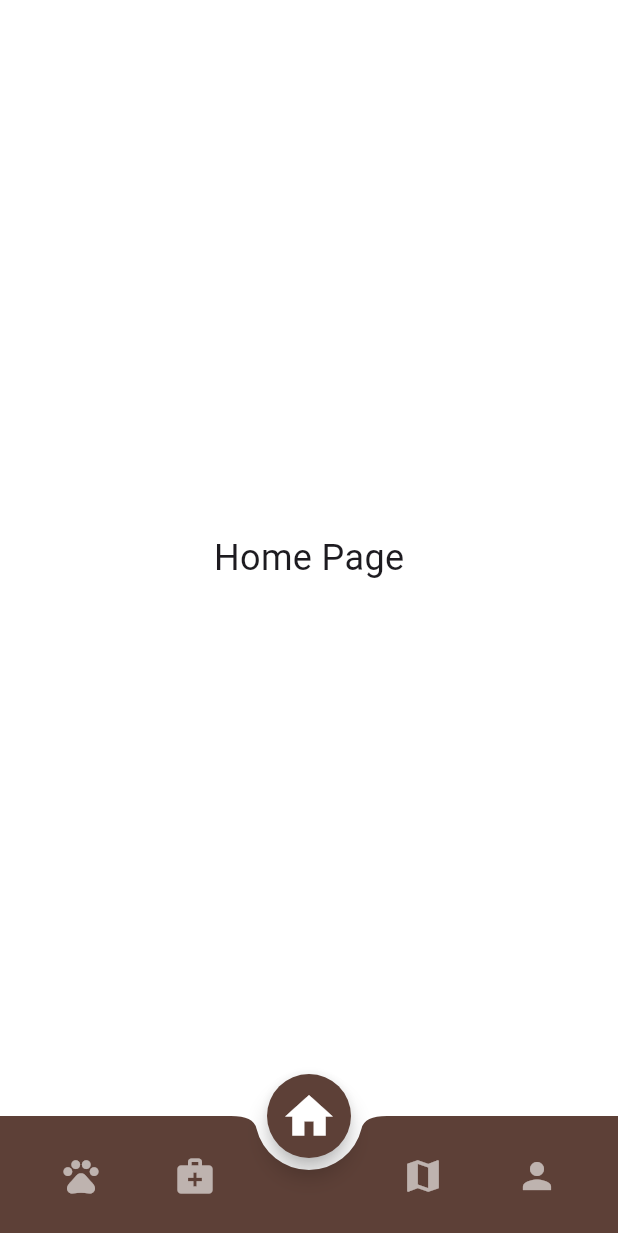
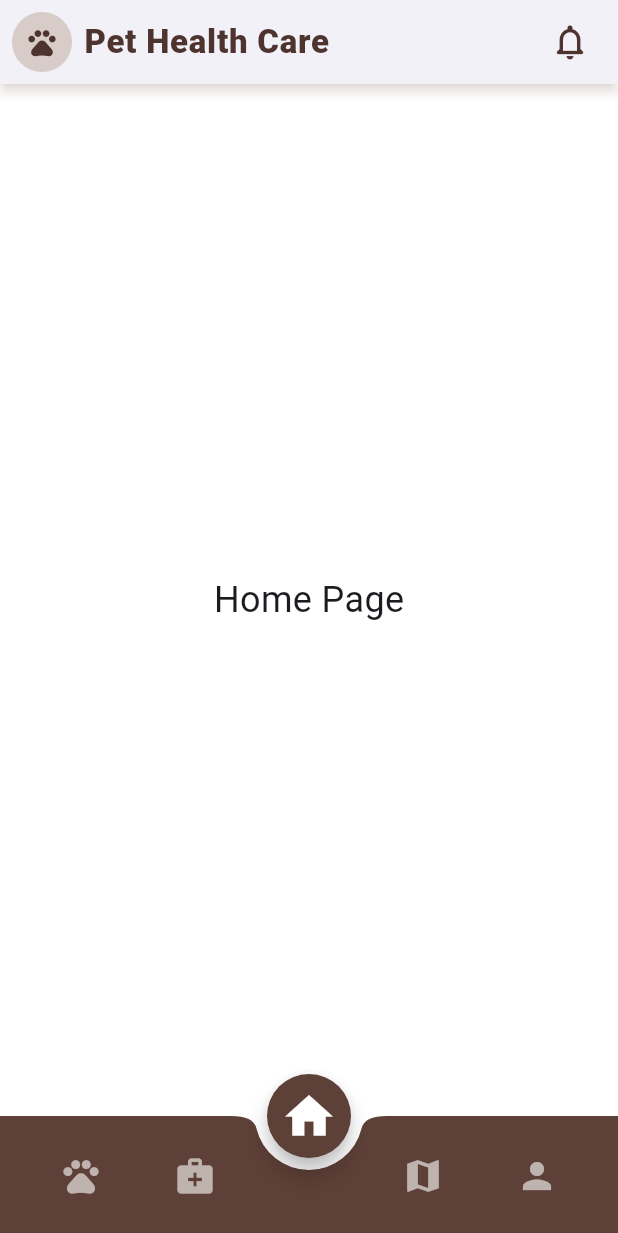
Before and after one commit to cceline0424-lgtm/petcare_asgm, a Flutter app: the screen it shows after launch, after a tap on the "home" icon, on a phone screen of 412 x 824 dp. Shown: the top 1233 px of the screen. Run offline on Flutter 3.47's test engine with Material 3 defaults, Android fonts, the phone set to English and light mode, and no system bars.

Commit message:
main dart

```diff
--- a/lib/main.dart
+++ b/lib/main.dart
@@ -1,16 +1,16 @@
 import 'package:flutter/material.dart';
 
 void main() {
-  runApp(const UPetApp());
+  runApp(const PetHealthCareApp());
 }
 
-class UPetApp extends StatelessWidget {
-  const UPetApp({super.key});
+class PetHealthCareApp extends StatelessWidget {
+  const PetHealthCareApp({super.key});
 
   @override
   Widget build(BuildContext context) {
     return MaterialApp(
-      title: 'U Pet',
+      title: 'Pet Health Care', // Updated App Name
       debugShowCheckedModeBanner: false,
       theme: ThemeData(
         primarySwatch: Colors.brown,
@@ -41,16 +41,70 @@ class _MainNavigationScreenState extends State<MainNavigationScreen> {
 
   @override
   Widget build(BuildContext context) {
-    // Check if the home button is currently the active page
     bool isHomeSelected = _currentIndex == 2;
 
     return Scaffold(
+      // ==========================================
+      // REDESIGNED TOP BANNER (APP BAR)
+      // ==========================================
+      appBar: AppBar(
+        backgroundColor: Colors.white,
+        elevation: 3, // Gives a modern, soft drop shadow instead of a hard line
+        shadowColor: Colors.brown.withOpacity(0.3), // Softens the shadow color
+
+        // 1. Stylized Left Icon (Leading)
+        leading: Padding(
+          padding: const EdgeInsets.all(8.0),
+          child: Container(
+            decoration: BoxDecoration(
+              color: Colors.brown[100], // Soft background circle
+              shape: BoxShape.circle,
+            ),
+            child: Icon(
+              Icons.pets,
+              color: Colors.brown[800],
+              size: 22,
+            ),
+          ),
+        ),
+        titleSpacing: 0, // Pulls the title closer to the logo
+
+        // 2. The Center Text (Title) - Updated Name
+        title: Text(
+          'Pet Health Care',
+          style: TextStyle(
+            color: Colors.brown[800],
+            fontSize: 22,
+            fontWeight: FontWeight.w800, // Bolder, cleaner font weight
+            letterSpacing: 0.5,
+          ),
+        ),
+
+        // 3. The Right Icon (Actions) - Added a functional notification bell
+        actions: [
+          Padding(
+            padding: const EdgeInsets.only(right: 8.0),
+            child: IconButton(
+              icon: Icon(
+                Icons.notifications_none_rounded,
+                color: Colors.brown[800],
+                size: 28,
+              ),
+              onPressed: () {
+                // Future feature: Open notifications
+              },
+            ),
+          ),
+        ],
+      ),
+      // ==========================================
+      // END OF APP BAR
+      // ==========================================
+
       body: _pages[_currentIndex],
 
-      // The Floating Action Button (Your Home Button)
       floatingActionButton: FloatingActionButton(
         backgroundColor: Colors.brown[700],
-        // Adds a shadow when selected to make it "pop" out, flat when not selected
         elevation: isHomeSelected ? 6 : 0,
         shape: const CircleBorder(),
         onPressed: () {
@@ -60,9 +114,7 @@ class _MainNavigationScreenState extends State<MainNavigationScreen> {
         },
         child: Icon(
           Icons.home,
-          // Icon becomes larger when selected, smaller when clicking other pages
           size: isHomeSelected ? 38 : 30,
-          // Solid light white when selected, faded white when unselected
           color: isHomeSelected ? Colors.white : Colors.white54,
         ),
       ),
@@ -81,7 +133,7 @@ class _MainNavigationScreenState extends State<MainNavigationScreen> {
               IconButton(
                 icon: Icon(
                   Icons.pets,
-                  size: _currentIndex == 0 ? 32 : 28, // Slight size bump for obvious interaction
+                  size: _currentIndex == 0 ? 32 : 28,
                   color: _currentIndex == 0 ? Colors.white : Colors.white60,
                 ),
                 onPressed: () => setState(() => _currentIndex = 0),
```
